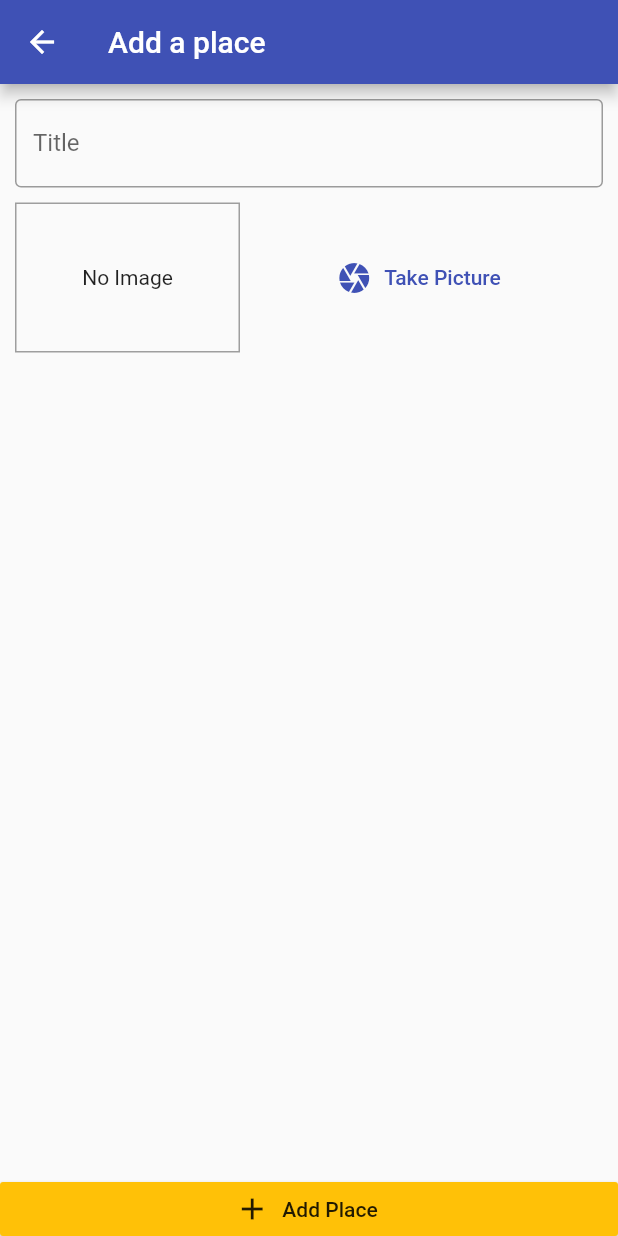
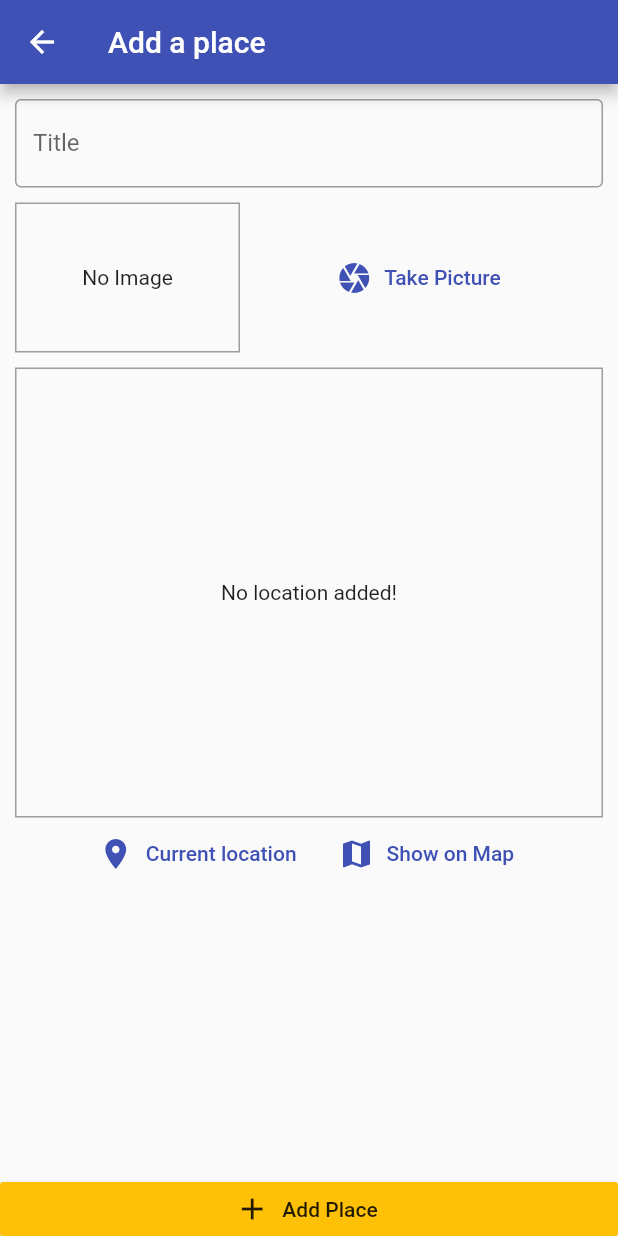
Before and after one commit to lordvidex/greatplaces, a Flutter app: the AddPlaceScreen screen opened by its route, on a phone screen of 412 x 824 dp. Run offline on Flutter 3.47's test engine with Material 2 defaults, Android fonts, the phone set to English and light mode, and no system bars; our stand-ins replace image_picker, sqflite; accounts and stored records are empty.

Commit message:
Location input widget added

```diff
--- /dev/null
+++ b/lib/components/location_input.dart
@@ -0,0 +1,53 @@
+import 'package:flutter/material.dart';
+
+class LocationInput extends StatefulWidget {
+  @override
+  _LocationInputState createState() => _LocationInputState();
+}
+
+class _LocationInputState extends State<LocationInput> {
+  String _locationPreviewUrl;
+  @override
+  Widget build(BuildContext context) {
+    return Column(
+      children: <Widget>[
+        Container(
+          decoration: BoxDecoration(
+            border: Border.all(width: 1, color: Colors.grey),
+          ),
+          height: 300,
+          width: double.infinity,
+          child: _locationPreviewUrl == null
+              ? Center(
+                  child: Text(
+                    'No location added!',
+                    textAlign: TextAlign.center,
+                  ),
+                )
+              : Image.network(
+                  _locationPreviewUrl,
+                  fit: BoxFit.cover,
+                  width: double.infinity,
+                ),
+        ),
+        Row(
+          mainAxisAlignment: MainAxisAlignment.center,
+          children: <Widget>[
+            FlatButton.icon(
+              textColor: Theme.of(context).primaryColor,
+              label: Text('Current location'),
+              onPressed: () {},
+              icon: Icon(Icons.location_on),
+            ),
+            FlatButton.icon(
+              textColor: Theme.of(context).primaryColor,
+              label: Text('Show on Map'),
+              onPressed: () {},
+              icon: Icon(Icons.map),
+            ),
+          ],
+        ),
+      ],
+    );
+  }
+}
--- a/lib/providers/great_places.dart
+++ b/lib/providers/great_places.dart
@@ -12,7 +12,7 @@ class GreatPlaces extends ChangeNotifier {
     return [..._items];
   }
 
-  void addPlace(String title, File image) async{
+  Future<void> addPlace(String title, File image) async{
     final newPlace = Place(
         id: DateTime.now().toString(),
         image: image,
--- a/lib/screens/add_place_screen.dart
+++ b/lib/screens/add_place_screen.dart
@@ -5,6 +5,7 @@ import 'package:provider/provider.dart';
 
 import '../providers/great_places.dart';
 import '../components/image_input.dart';
+import '../components/location_input.dart';
 
 class AddPlaceScreen extends StatefulWidget {
   static const routeName = 'add-place';
@@ -62,6 +63,8 @@ class _AddPlaceScreenState extends State<AddPlaceScreen> {
                       height: 10,
                     ),
                     ImageInput(_getImage),
+                    SizedBox(height: 10),
+                    LocationInput(),
                   ],
                 ),
               ),
--- a/lib/screens/places_list_screen.dart
+++ b/lib/screens/places_list_screen.dart
@@ -1,5 +1,3 @@
-import 'dart:io';
-
 import 'package:flutter/material.dart';
 import 'package:provider/provider.dart';
 
--- a/pubspec.yaml
+++ b/pubspec.yaml
@@ -24,6 +24,7 @@ dependencies:
   path_provider: ^1.5.1
   path: ^1.6.4
   sqflite: ^1.2.0
+  location: ^2.3.5
 
   # The following adds the Cupertino Icons font to your application.
   # Use with the CupertinoIcons class for iOS style icons.
```
Also changed, not shown: pubspec.lock, 3 other files.
